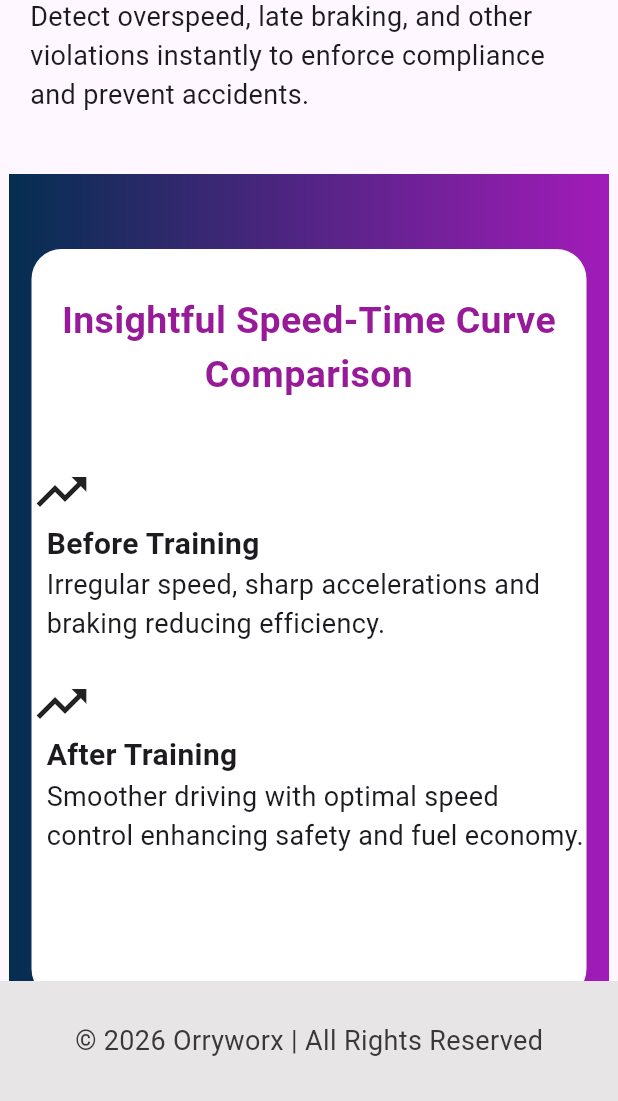
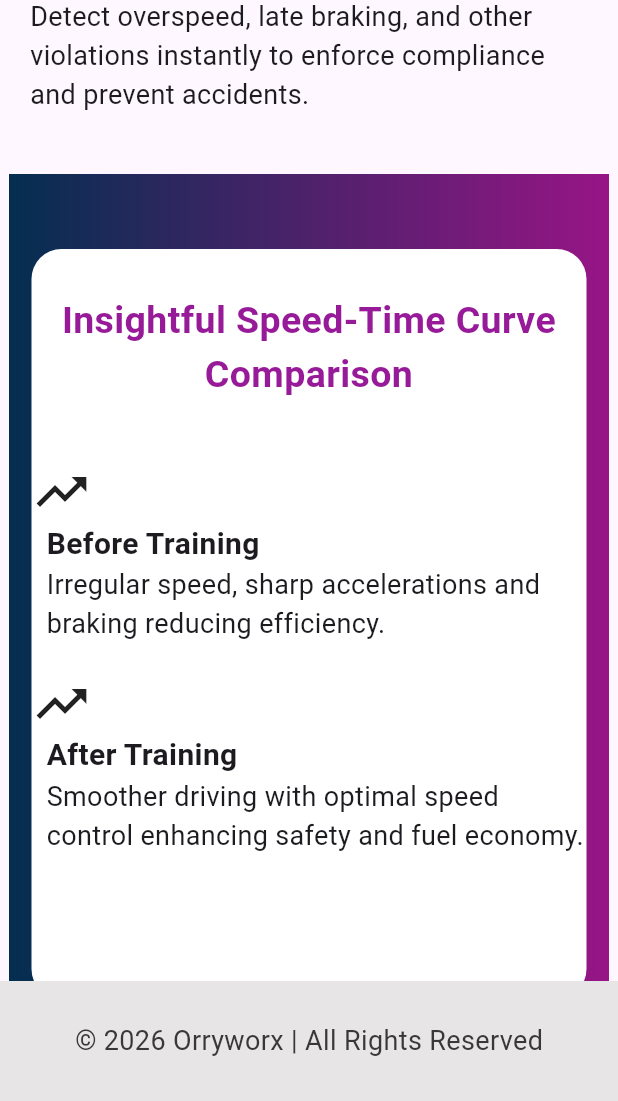
Before and after one commit to Priyalee-sharma/railplot, a Flutter app: the screen it shows after launch, scrolled down 576 dp, on a phone screen of 412 x 824 dp, the part 135-1236 px from its top. Run offline on Flutter 3.47's test engine with Material 3 defaults, Android fonts, the phone set to English and light mode, and no system bars.

```diff
--- a/lib/color.dart
+++ b/lib/color.dart
@@ -2,7 +2,7 @@ import 'package:flutter/material.dart';
 
 class AppColors {
   static const LinearGradient railGradient = LinearGradient(
-    colors: [Color.fromARGB(255, 4, 46, 80), Color.fromARGB(255, 162, 27, 185)],
+    colors: [Color.fromARGB(255, 4, 46, 80), Color.fromARGB(255, 151, 21, 134)],
     begin: Alignment.topLeft,
     end: Alignment.topRight,
   );
```
